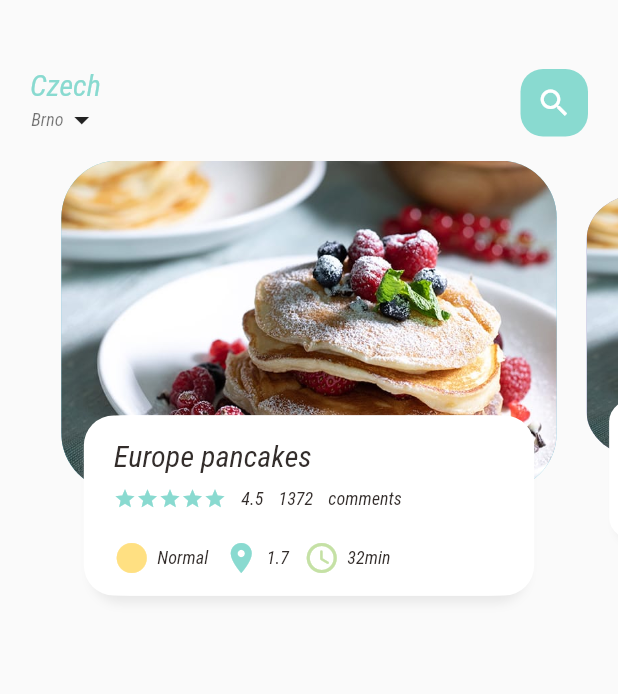
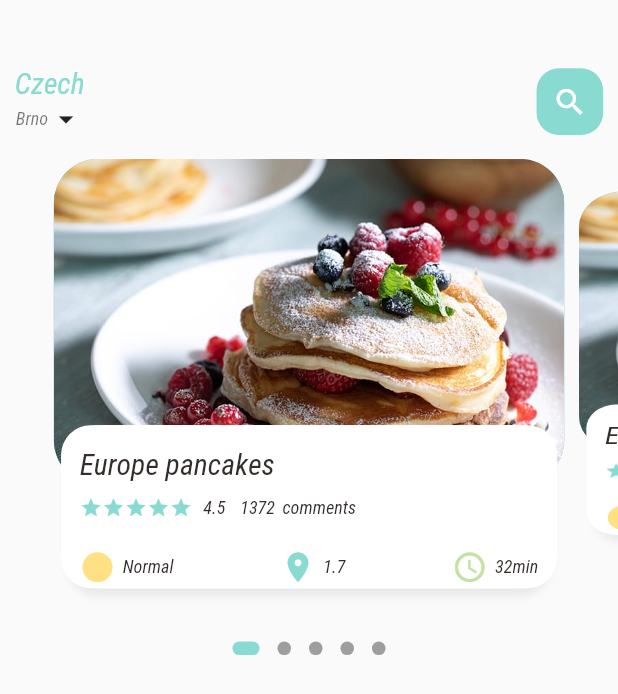
Before and after one commit to HinakIvan/delivery_app, a Flutter app: the screen it shows after launch, on a phone screen of 412 x 824 dp. Shown: the top 694 px of the screen. Run offline on Flutter 3.47's test engine with Material 2 defaults, Android fonts, the phone set to English and light mode, and no system bars; drawn by our look-alikes of dots_indicator; our stand-ins replace get.

Commit message:
dimensions for each size

```diff
--- a/lib/home/Food_page_body.dart
+++ b/lib/home/Food_page_body.dart
@@ -1,7 +1,9 @@
 import 'package:delivery_app1/utils/colors.dart';
+import 'package:delivery_app1/utils/dimensions.dart';
 import 'package:delivery_app1/widgets/Big_text.dart';
 import 'package:delivery_app1/widgets/Icon_and_text_widget.dart';
 import 'package:delivery_app1/widgets/small_text.dart';
+import 'package:dots_indicator/dots_indicator.dart';
 import 'package:flutter/material.dart';
 
 class FoodPageBody extends StatefulWidget {
@@ -15,7 +17,7 @@ class _FoodPageBodyState extends State<FoodPageBody> {
   PageController pageController = PageController(viewportFraction: 0.85);
   var _currentPageValue = 0.0;
   double _scaleFactor = 0.8;
-  double _height = 220;
+  double _height = Dimensions.pageViewContainer;
 
   @override
   void initState() {
@@ -35,16 +37,29 @@ class _FoodPageBodyState extends State<FoodPageBody> {
 
   @override
   Widget build(BuildContext context) {
-    return Container(
+    return Column(children: [
+      Container(
         // color: Colors.red,
-      height: 320,
+        height: Dimensions.pageView,
         child: PageView.builder(
             controller: pageController,
             itemCount: 5,
             itemBuilder: (context, position) {
               return _buildPageItem(position);
             }),
-    );
+      ),
+      new DotsIndicator(
+        dotsCount: 5,
+        position: _currentPageValue,
+        decorator: DotsDecorator(
+          activeColor: AppColors.mainColor,
+          size: const Size.square(9.0),
+          activeSize: const Size(18.0, 9.0),
+          activeShape:
+              RoundedRectangleBorder(borderRadius: BorderRadius.circular(Dimensions.radius5)),
+        ),
+      )
+    ]);
   }
 
   Widget _buildPageItem(int index) {
@@ -77,10 +92,10 @@ class _FoodPageBodyState extends State<FoodPageBody> {
       transform: matrix,
       child: Stack(children: [
         Container(
-          height: 220,
-          margin: EdgeInsets.only(left: 10, right: 10),
+          height: Dimensions.pageViewContainer,
+          margin: EdgeInsets.only(left: Dimensions.width10, right: Dimensions.width10),
           decoration: BoxDecoration(
-              borderRadius: BorderRadius.circular(38),
+              borderRadius: BorderRadius.circular(Dimensions.radius30),
               color: index.isEven ? Color(0xFF69c5df) : Color(0xFF9294cc),
               image: DecorationImage(
                   fit: BoxFit.cover,
@@ -89,20 +104,21 @@ class _FoodPageBodyState extends State<FoodPageBody> {
         Align(
           alignment: Alignment.bottomCenter,
           child: Container(
-            height: 120,
-            margin: EdgeInsets.only(left: 30, right: 30, bottom: 30),
+            height: Dimensions.pageViewTextContainer,
+            margin: EdgeInsets.only(left: Dimensions.width30, right: Dimensions.width30, bottom: Dimensions.height30),
             decoration: BoxDecoration(
-                borderRadius: BorderRadius.circular(20),
+                borderRadius: BorderRadius.circular(Dimensions.radius20),
                 color: Colors.white,
                 boxShadow: [
                   BoxShadow(
                       color: Color(0xFFe8e8e8),
-                      blurRadius: 5,
+                      blurRadius: Dimensions.radius5,
                       offset: Offset(0, 5)),
-                  BoxShadow(color: Colors.white, offset: Offset(-5, 0)),BoxShadow(color: Colors.white, offset: Offset(5, 0)
-                  )]),
+                  BoxShadow(color: Colors.white, offset: Offset(-5, 0)),
+                  BoxShadow(color: Colors.white, offset: Offset(5, 0))
+                ]),
             child: Container(
-              padding: EdgeInsets.only(top: 15, left: 15, right: 15),
+              padding: EdgeInsets.only(top: Dimensions.height15, left: Dimensions.width15, right: Dimensions.width15),
               child: Column(
                 crossAxisAlignment: CrossAxisAlignment.start,
                 children: [
@@ -110,7 +126,7 @@ class _FoodPageBodyState extends State<FoodPageBody> {
                     text: 'Europe pancakes',
                   ),
                   SizedBox(
-                    height: 10,
+                    height: Dimensions.height10,
                   ),
                   Row(
                     children: [
@@ -124,40 +140,35 @@ class _FoodPageBodyState extends State<FoodPageBody> {
                                 )),
                       ),
                       SizedBox(
-                        width: 10,
+                        width: Dimensions.width15,
                       ),
                       SmallText(
                         text: '4.5',
                       ),
                       SizedBox(
-                        width: 10,
+                        width: Dimensions.width20,
                       ),
                       SmallText(text: '1372'),
                       SizedBox(
-                        width: 10,
+                        width: Dimensions.width10,
                       ),
                       SmallText(text: 'comments')
                     ],
                   ),
                   SizedBox(
-                    height: 20,
+                    height: Dimensions.height20,
                   ),
                   Row(
+                    mainAxisAlignment: MainAxisAlignment.spaceBetween,
                     children: [
                       IconAndTextWidget(
                           icon: Icons.circle_sharp,
                           text: 'Normal',
                           iconcolor: AppColors.Color1),
-                      SizedBox(
-                        width: 10,
-                      ),
                       IconAndTextWidget(
                           icon: Icons.location_on,
                           text: '1.7',
                           iconcolor: AppColors.mainColor),
-                      SizedBox(
-                        width: 10,
-                      ),
                       IconAndTextWidget(
                           icon: Icons.access_time_rounded,
                           text: '32min',
--- a/lib/home/main_food_page.dart
+++ b/lib/home/main_food_page.dart
@@ -1,11 +1,9 @@
-import 'package:delivery_app1/home/Food_page_body.dart';
-import 'package:delivery_app1/utils/colors.dart';
-import 'package:delivery_app1/widgets/Big_text.dart';
 import 'package:delivery_app1/home/Food_page_body.dart';
 import 'package:delivery_app1/utils/colors.dart';
 import 'package:delivery_app1/widgets/Big_text.dart';
 import 'package:flutter/material.dart';
 
+import '../utils/dimensions.dart';
 import '../widgets/small_text.dart';
 
 class MainFoodPage extends StatefulWidget {
@@ -18,12 +16,13 @@ class MainFoodPage extends StatefulWidget {
 class _MainFoodPageState extends State<MainFoodPage> {
   @override
   Widget build(BuildContext context) {
+    print('current height is'+MediaQuery.of(context).size.height.toString());
     return Scaffold(
       body: Column(children: [
         Container(
             child: Container(
-          margin: EdgeInsets.only(top: 45, bottom: 15),
-          padding: EdgeInsets.only(left: 20, right: 20),
+          margin: EdgeInsets.only(top: Dimensions.height45, bottom: Dimensions.height15),
+          padding: EdgeInsets.only(left: Dimensions.width20, right: Dimensions.width20),
           child: Row(
             mainAxisAlignment: MainAxisAlignment.spaceBetween,
             children: [
@@ -38,7 +37,7 @@ class _MainFoodPageState extends State<MainFoodPage> {
                       text: 'Brno',
                       color: Colors.black54,
                     ),
-                    Icon(Icons.arrow_drop_down),
+                    Icon(Icons.arrow_drop_down,size: Dimensions.iconSize24,),
                   ])
                 ],
               ),
@@ -46,12 +45,12 @@ class _MainFoodPageState extends State<MainFoodPage> {
                 child: Container(
                   child: Icon(
                     Icons.search,
-                    color: Colors.white,
+                    color: Colors.white,size: Dimensions.iconSize24,
                   ),
-                  width: 45,
-                  height: 45,
+                  width: Dimensions.height45,
+                  height: Dimensions.height45,
                   decoration: BoxDecoration(
-                      borderRadius: BorderRadius.circular(15),
+                      borderRadius: BorderRadius.circular(Dimensions.radius15),
                       color: AppColors.mainColor),
                 ),
               )
--- a/lib/main.dart
+++ b/lib/main.dart
@@ -1,6 +1,7 @@
 import 'package:delivery_app1/home/main_food_page.dart';
 import 'package:delivery_app1/home/main_food_page.dart';
 import 'package:flutter/material.dart';
+import 'package:get/get.dart';
 
 void main() {
   runApp(const MyApp());
@@ -12,7 +13,7 @@ class MyApp extends StatelessWidget {
   // This widget is the root of your application.
   @override
   Widget build(BuildContext context) {
-    return MaterialApp(
+    return GetMaterialApp(
 debugShowCheckedModeBanner: false,
       title: 'Flutter Demo',
       theme: ThemeData(
--- /dev/null
+++ b/lib/utils/dimensions.dart
@@ -0,0 +1,32 @@
+import 'package:get/get.dart';
+
+class Dimensions{
+static double screenHeight = Get.context!.height;
+static double screenWidth = Get.context!.width;
+//exellent example for making size for every device 2.12.34
+  static double pageView = screenHeight/2.609;
+  static double pageViewContainer = screenHeight/3.795;
+static double pageViewTextContainer = screenHeight/7.59;
+//dynamic width&heith for padding and margin
+static double height10 = screenHeight/83.490;
+static double height20 = screenHeight/41.745;
+static double height15 = screenHeight/55.66;
+static double height30=screenHeight/27.83;
+  static double height45=screenHeight/18.55;
+
+  static double width10 = screenWidth/83.490;
+  static double width20 = screenWidth/41.745;
+  static double width15 = screenWidth/55.66;
+  static double width30=screenWidth/27.83;
+  static double width45=screenWidth/18.55;
+
+  static double font20 = screenHeight/41.745;
+
+  static double radius5=screenHeight/166.98;
+  static double radius15=screenHeight/55.66;
+  static double radius20=screenHeight/41.745;
+  static double radius30=screenHeight/27.83;
+
+//  icon size
+static double iconSize24=screenHeight/34.79;
+}
--- a/lib/widgets/Big_text.dart
+++ b/lib/widgets/Big_text.dart
@@ -1,4 +1,8 @@
+
+
 import 'package:flutter/material.dart';
+
+import '../utils/dimensions.dart';
 
 class BigText extends StatelessWidget {
   final Color? color;
@@ -24,7 +28,7 @@ class BigText extends StatelessWidget {
           color: color,
           fontWeight: FontWeight.w400,
           fontFamily: 'RobotoCondensed',
-          fontSize: size),
+          fontSize: Dimensions.font20),
     );
   }
 }
--- a/lib/widgets/Icon_and_text_widget.dart
+++ b/lib/widgets/Icon_and_text_widget.dart
@@ -1,3 +1,4 @@
+import 'package:delivery_app1/utils/dimensions.dart';
 import 'package:delivery_app1/widgets/small_text.dart';
 import 'package:flutter/material.dart';
 
@@ -11,6 +12,6 @@ class IconAndTextWidget extends StatelessWidget {
 
   @override
   Widget build(BuildContext context) {
-    return Row(children: [Icon(icon,color: iconcolor,),SizedBox(width: 5,),SmallText(text: text,),],);
+    return Row(children: [Icon(icon,color: iconcolor,size: Dimensions.iconSize24,),SizedBox(width:5,),SmallText(text: text,),],);
   }
 }
--- a/pubspec.yaml
+++ b/pubspec.yaml
@@ -34,6 +34,8 @@ dependencies:
   # The following adds the Cupertino Icons font to your application.
   # Use with the CupertinoIcons class for iOS style icons.
   cupertino_icons: ^1.0.2
+  dots_indicator: ^2.1.0
+  get: ^4.6.5
 
 dev_dependencies:
   flutter_test:
```
Also changed, not shown: pubspec.lock. Lines whose indentation alone changed are shown as unchanged.
